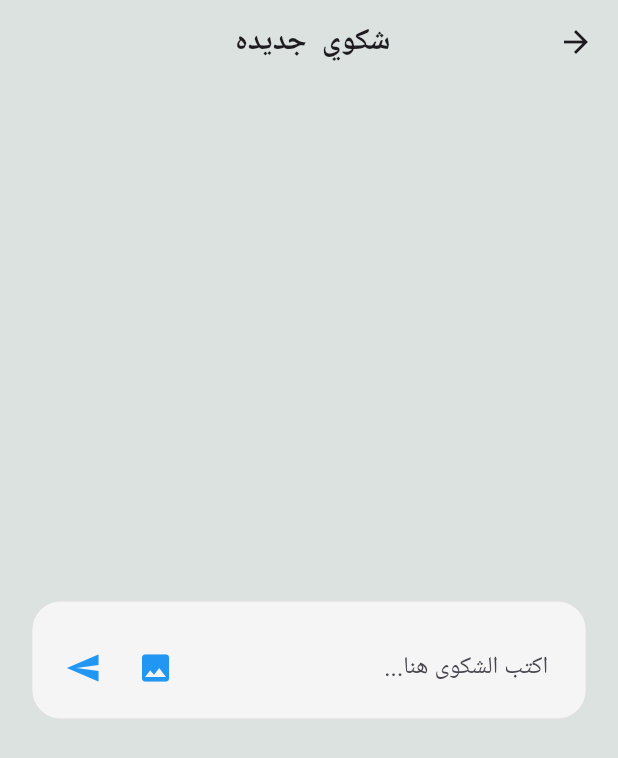
After one commit to MohannedAshraf/new_smart_city, a Flutter app: the IssueScreen screen opened directly, after a tap on "تخطي", after a tap on the "add" icon, on a phone screen of 412 x 824 dp. The commit adds this screen. Shown: the top 758 px of the screen. Run offline on Flutter 3.47's test engine with Material 3 defaults, Android fonts, the phone set to English and light mode, and no system bars; our stand-ins replace carousel_slider, flutter_rating_bar, flutter_svg, image_picker, shared_preferences; missing offline and left inert: item_count_number_button; accounts and stored records are empty; project files that could hold a hidden picture were left out.

Commit message:
issuing_pages

```diff
--- /dev/null
+++ b/lib/core/widgets/emergency_button.dart
@@ -0,0 +1,37 @@
+import 'package:flutter/material.dart';
+
+class EmergencyButton extends StatelessWidget {
+  const EmergencyButton({
+    super.key,
+    required this.color,
+    required this.emicon,
+    required this.emname,
+  });
+  final Color color;
+  final Widget emicon;
+  final String emname;
+  @override
+  Widget build(BuildContext context) {
+    return Container(
+      margin: const EdgeInsets.only(left: 15, top: 10, right: 15),
+      height: MediaQuery.of(context).size.height * 0.25,
+      width: double.infinity,
+      decoration: BoxDecoration(
+        color: color,
+        borderRadius: BorderRadius.circular(10),
+      ),
+      child: Column(
+        mainAxisAlignment: MainAxisAlignment.center,
+        crossAxisAlignment: CrossAxisAlignment.center,
+        children: [
+          emicon,
+          const SizedBox(height: 10),
+          Text(
+            emname,
+            style: const TextStyle(fontSize: 35, color: Colors.white),
+          ),
+        ],
+      ),
+    );
+  }
+}
--- a/lib/main.dart
+++ b/lib/main.dart
@@ -5,7 +5,7 @@ import 'package:flutter/material.dart';
 import 'package:flutter_localizations/flutter_localizations.dart';
 import 'screens/home_screen.dart';
 import 'screens/government_screen.dart';
-import 'screens/issue_screen.dart';
+import 'screens/first_issue_screen.dart';
 import 'screens/service_order_screen.dart';
 import 'screens/about.dart';
 import 'screens/notifications.dart';
--- /dev/null
+++ b/lib/screens/add_issue_screen.dart
@@ -0,0 +1,133 @@
+// ignore_for_file: library_private_types_in_public_api
+
+import 'dart:io';
+import 'package:flutter/material.dart';
+import 'package:image_picker/image_picker.dart';
+
+class NewComplaintCenterPage extends StatefulWidget {
+  const NewComplaintCenterPage({super.key});
+
+  @override
+  _NewComplaintCenterPageState createState() => _NewComplaintCenterPageState();
+}
+
+class _NewComplaintCenterPageState extends State<NewComplaintCenterPage> {
+  final TextEditingController _controller = TextEditingController();
+  File? _selectedImage;
+
+  Future<void> _pickImage() async {
+    final pickedFile = await ImagePicker().pickImage(
+      source: ImageSource.gallery,
+    );
+    if (pickedFile != null) {
+      setState(() {
+        _selectedImage = File(pickedFile.path);
+      });
+    }
+  }
+
+  void _removeImage() {
+    setState(() {
+      _selectedImage = null;
+    });
+  }
+
+  void _sendComplaint() {
+    print('الشكوى: ${_controller.text}');
+    setState(() {
+      _controller.clear();
+      _selectedImage = null;
+    });
+  }
+
+  @override
+  Widget build(BuildContext context) {
+    final screenWidth = MediaQuery.of(context).size.width;
+    return Scaffold(
+      appBar: AppBar(
+        centerTitle: true,
+        title: const Text(
+          "شكوي  جديده ",
+          style: TextStyle(fontSize: 20, fontWeight: FontWeight.bold),
+        ),
+      ),
+
+      body: Center(
+        child: Padding(
+          padding: const EdgeInsets.all(16.0),
+          child: Container(
+            width: screenWidth * 0.9,
+            decoration: BoxDecoration(
+              border: Border.all(color: Colors.grey.shade300),
+              borderRadius: BorderRadius.circular(20),
+              color: Colors.grey.shade100,
+            ),
+            padding: const EdgeInsets.all(10),
+            child: Column(
+              mainAxisSize: MainAxisSize.min,
+              children: [
+                if (_selectedImage != null)
+                  Stack(
+                    children: [
+                      ClipRRect(
+                        borderRadius: BorderRadius.circular(12),
+                        child: Image.file(
+                          _selectedImage!,
+                          height: 80,
+                          width: 80,
+                          fit: BoxFit.cover,
+                        ),
+                      ),
+                      Positioned(
+                        top: 0,
+                        right: 0,
+                        child: GestureDetector(
+                          onTap: _removeImage,
+                          child: const CircleAvatar(
+                            radius: 12,
+                            backgroundColor: Colors.red,
+                            child: Icon(
+                              Icons.close,
+                              size: 14,
+                              color: Colors.white,
+                            ),
+                          ),
+                        ),
+                      ),
+                    ],
+                  ),
+                const SizedBox(height: 10),
+                Row(
+                  children: [
+                    Expanded(
+                      child: TextFormField(
+                        controller: _controller,
+                        maxLines: null,
+                        decoration: const InputDecoration(
+                          hintText: 'اكتب الشكوى هنا...',
+                          border: InputBorder.none,
+                          contentPadding: EdgeInsets.symmetric(
+                            horizontal: 15,
+                            vertical: 10,
+                          ),
+                        ),
+                      ),
+                    ),
+                    IconButton(
+                      onPressed: _pickImage,
+                      icon: const Icon(Icons.image, color: Colors.blue),
+                    ),
+                    IconButton(
+                      onPressed: _sendComplaint,
+                      icon: const Icon(Icons.send, color: Colors.blue),
+                    ),
+                  ],
+                ),
+              ],
+            ),
+          ),
+        ),
+      ),
+    );
+  }
+}
--- /dev/null
+++ b/lib/screens/first_issue_screen.dart
@@ -0,0 +1,64 @@
+import 'package:city/core/widgets/emergency_button.dart';
+import 'package:city/screens/second_issues_page.dart';
+import 'package:flutter/material.dart';
+
+class IssueScreen extends StatelessWidget {
+  const IssueScreen({super.key});
+
+  @override
+  Widget build(BuildContext context) {
+    return Scaffold(
+      body: Column(
+        children: [
+          const EmergencyButton(
+            color: Colors.red,
+            emicon: Icon(
+              Icons.local_hospital,
+              size: 80,
+              color: Colors.white,
+            ), // اسعاف
+            emname: "إسعاف",
+          ),
+
+          const EmergencyButton(
+            color: Colors.orange,
+            emicon: Icon(
+              Icons.fire_truck,
+              size: 80,
+              color: Colors.white,
+            ), // مطافي
+            emname: "مطافي",
+          ),
+
+          const EmergencyButton(
+            color: Colors.blue,
+            emicon: Icon(
+              Icons.local_police,
+              size: 80,
+              color: Colors.white,
+            ), // شرطة
+            emname: "شرطة",
+          ),
+
+          const SizedBox(height: 20),
+          InkWell(
+            onTap: () {
+              Navigator.pushReplacement(
+                context,
+                MaterialPageRoute(builder: (context) => const IssuesPage()),
+              );
+            },
+            child: const Text(
+              "تخطي ",
+              style: TextStyle(
+                fontSize: 20,
+                fontWeight: FontWeight.bold,
+                color: Colors.black,
+              ),
+            ),
+          ),
+        ],
+      ),
+    );
+  }
+}
--- a/lib/screens/product_details_view.dart
+++ b/lib/screens/product_details_view.dart
@@ -1,5 +1,4 @@
 import 'package:city/core/utils/assets_image.dart';
-import 'package:city/core/utils/mycolors.dart';
 import 'package:city/screens/cart_view.dart';
 import 'package:flutter/material.dart';
 import 'package:flutter_svg/svg.dart';
--- /dev/null
+++ b/lib/screens/second_issues_page.dart
@@ -0,0 +1,83 @@
+import 'package:city/screens/add_issue_screen.dart';
+import 'package:flutter/material.dart';
+
+class IssuesPage extends StatelessWidget {
+  const IssuesPage({super.key});
+
+  @override
+  Widget build(BuildContext context) {
+    return DefaultTabController(
+      length: 3, // عدد التابات
+      child: Scaffold(
+        appBar: AppBar(
+          title: const Text("المشاكل "),
+          centerTitle: true,
+          backgroundColor: Colors.white,
+          elevation: 0,
+          bottom: TabBar(
+            indicatorSize: TabBarIndicatorSize.tab,
+            labelColor: Colors.white,
+            unselectedLabelColor: Colors.black,
+            indicator: BoxDecoration(
+              color: Colors.green, // لون التاب المختار
+              borderRadius: BorderRadius.circular(10),
+            ),
+            tabs: const [
+              Tab(text: 'مقبولة'),
+              Tab(text: 'مرفوضة'),
+              Tab(text: 'تحت المراجعة'),
+            ],
+          ),
+        ),
+        body: const TabBarView(
+          children: [
+            ComplaintList(), // مقبولة
+            ComplaintList(), // مرفوضة
+            ComplaintList(), // تحت المراجعة
+          ],
+        ),
+        floatingActionButton: FloatingActionButton(
+          backgroundColor: Colors.blue,
+          onPressed: () {
+            Navigator.pushReplacement(
+              context,
+              MaterialPageRoute(builder: (context) => NewComplaintCenterPage()),
+            );
+          },
+          child: const Icon(Icons.add, size: 20, color: Colors.white),
+        ),
+      ),
+    );
+  }
+}
+
+class ComplaintList extends StatelessWidget {
+  const ComplaintList({super.key});
+
+  @override
+  Widget build(BuildContext context) {
+    return ListView.builder(
+      padding: const EdgeInsets.all(16),
+      itemCount: 3, // عدد العناصر
+      itemBuilder: (context, index) {
+        return const Card(
+          margin: EdgeInsets.symmetric(vertical: 8),
+          child: ListTile(
+            title: Text('شكوى سباكه'),
+            subtitle: Row(
+              children: [
+                Text('حالة'),
+                SizedBox(width: 10),
+                Expanded(
+                  child: LinearProgressIndicator(
+                    value: 0.75, // نسبة التقدم لو عايز
+                  ),
+                ),
+              ],
+            ),
+          ),
+        );
+      },
+    );
+  }
+}
--- a/lib/screens/service_order_screen.dart
+++ b/lib/screens/service_order_screen.dart
@@ -1,12 +1,9 @@
-import 'package:city/core/utils/assets_icons.dart';
 import 'package:city/core/utils/assets_image.dart';
-import 'package:city/core/utils/mycolors.dart';
 import 'package:city/core/widgets/category_circle.dart';
 import 'package:city/core/widgets/product_card.dart';
 import 'package:city/screens/subcategory_screen.dart';
 import 'package:flutter/material.dart';
 import 'package:carousel_slider/carousel_slider.dart';
-import 'package:flutter_svg/flutter_svg.dart';
 
 class ServiceOrderScreen extends StatefulWidget {
   const ServiceOrderScreen({super.key});
--- a/lib/screens/subcategory_screen.dart
+++ b/lib/screens/subcategory_screen.dart
@@ -1,6 +1,4 @@
-import 'package:city/core/utils/assets_icons.dart';
 import 'package:city/core/utils/assets_image.dart';
-import 'package:city/core/utils/mycolors.dart';
 import 'package:city/core/widgets/category_circle.dart';
 import 'package:city/core/widgets/product_card.dart';
 import 'package:city/screens/cart_view.dart';
--- a/pubspec.yaml
+++ b/pubspec.yaml
@@ -38,6 +38,8 @@ dependencies:
   image_picker:
   flutter_svg:
   item_count_number_button: ^1.9.2
+
+
 
 
 
```
Also changed, not shown: lib/screens/issue_screen.dart (deleted, +0 -218 lines).
